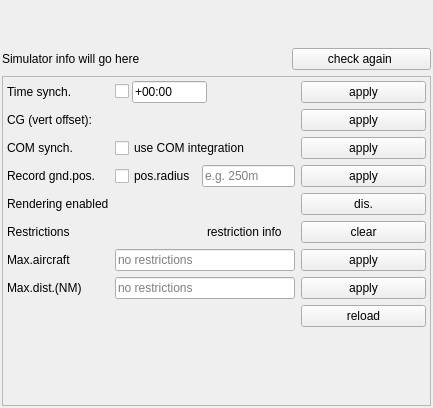
Qt form src/gui/components/settingssimulatorcomponent.ui (swift-project/pilotclient) before a commit.
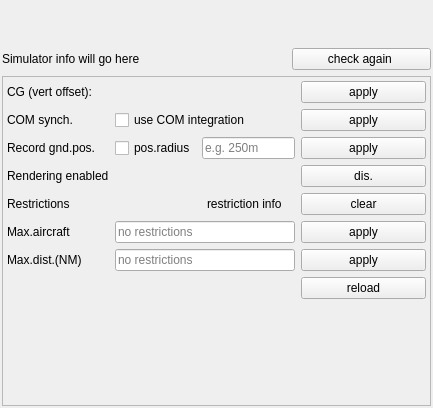
The same form after that commit. Custom widgets are drawn as their Qt base class.

Patch:
```diff
--- a/src/gui/components/settingssimulatorcomponent.ui
+++ b/src/gui/components/settingssimulatorcomponent.ui
@@ -118,95 +118,6 @@
          </property>
         </widget>
        </item>
-       <item row="0" column="1">
-        <widget class="QWidget" name="wi_TimeSync" native="true">
-         <layout class="QHBoxLayout" name="horizontalLayout">
-          <property name="spacing">
-           <number>3</number>
-          </property>
-          <property name="leftMargin">
-           <number>0</number>
-          </property>
-          <property name="topMargin">
-           <number>0</number>
-          </property>
-          <property name="rightMargin">
-           <number>0</number>
-          </property>
-          <property name="bottomMargin">
-           <number>0</number>
-          </property>
-          <item>
-           <widget class="QCheckBox" name="cb_TimeSync">
-            <property name="toolTip">
-             <string>Enable time syncronization</string>
-            </property>
-            <property name="text">
-             <string/>
-            </property>
-           </widget>
-          </item>
-          <item>
-           <widget class="QLineEdit" name="le_TimeSyncOffset">
-            <property name="maximumSize">
-             <size>
-              <width>75</width>
-              <height>16777215</height>
-             </size>
-            </property>
-            <property name="toolTip">
-             <string>offset +/-hh:mm</string>
-            </property>
-            <property name="inputMask">
-             <string>#99:99</string>
-            </property>
-            <property name="text">
-             <string>+00:00</string>
-            </property>
-            <property name="maxLength">
-             <number>6</number>
-            </property>
-           </widget>
-          </item>
-          <item>
-           <spacer name="hs_TimeSync">
-            <property name="orientation">
-             <enum>Qt::Horizontal</enum>
-            </property>
-            <property name="sizeHint" stdset="0">
-             <size>
-              <width>40</width>
-              <height>20</height>
-             </size>
-            </property>
-           </spacer>
-          </item>
-         </layout>
-        </widget>
-       </item>
-       <item row="0" column="0">
-        <widget class="QLabel" name="lbl_TimeSync">
-         <property name="toolTip">
-          <string>Time synchronization</string>
-         </property>
-         <property name="text">
-          <string>Time synch.</string>
-         </property>
-        </widget>
-       </item>
-       <item row="0" column="2">
-        <widget class="QPushButton" name="pb_ApplyTimeSync">
-         <property name="minimumSize">
-          <size>
-           <width>125</width>
-           <height>0</height>
-          </size>
-         </property>
-         <property name="text">
-          <string>apply</string>
-         </property>
-        </widget>
-       </item>
        <item row="6" column="2">
         <widget class="QPushButton" name="pb_ClearRestrictedRendering">
          <property name="minimumSize">
```
Left out of the diff: 3 changed lines with no effect on the pictures.
